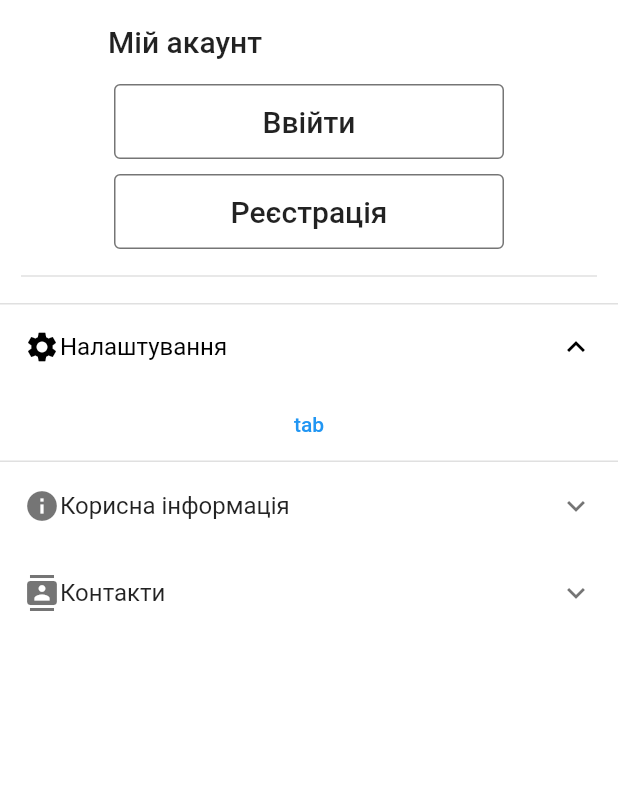
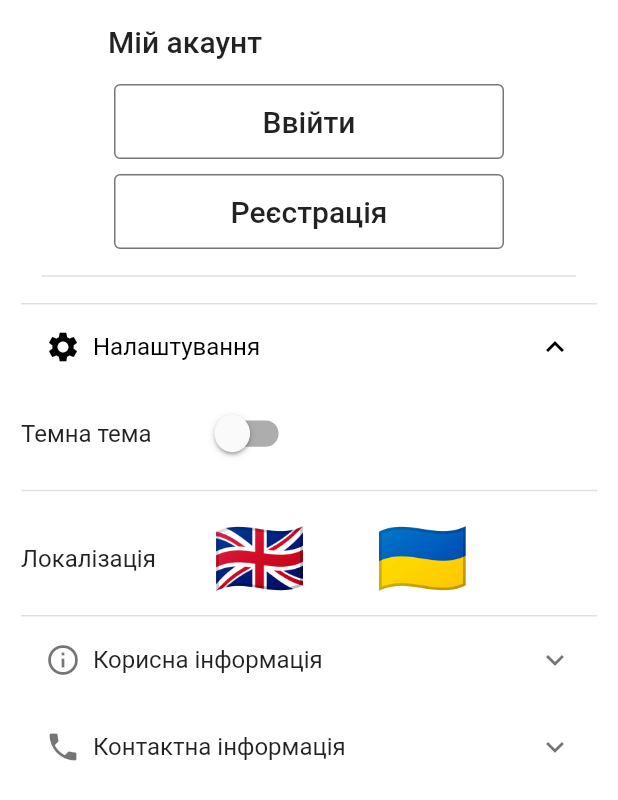
Before and after one commit to OleksandrGai/flutter_shop, a Flutter app: the PersonScreen screen opened directly, after a tap on "Налаштування", on a phone screen of 412 x 824 dp. Shown: the top 800 px of the screen. Run offline on Flutter 3.47's test engine with Material 2 defaults, Android fonts, the phone set to English and light mode, and no system bars; our stand-ins replace bloc, flutter_bloc; Roboto replaces fonts that are missing (Gill Sans).

Commit message:
remade bloc_theme

```diff
--- a/lib/screens/person_screen_directory/person_screen.dart
+++ b/lib/screens/person_screen_directory/person_screen.dart
@@ -1,6 +1,6 @@
 import 'package:flutter/material.dart';
-import 'package:flutter_bloc/flutter_bloc.dart';
-import 'package:flutter_shop_app/state_management/bloc_theme/bloc_theme.dart';
+
+import 'package:flutter_shop_app/widgets/person_screen_widgets/expansion_tile.dart';
 
 class PersonScreen extends StatelessWidget {
 
@@ -10,37 +10,7 @@ class PersonScreen extends StatelessWidget {
 
   @override
   Widget build(BuildContext context) {
-    final List<String> _productsCategory = [
-      'Налаштування',
-      'Корисна інформація',
-      'Контакти',
-    ];
-    final List<IconData> _icons = [
-     Icons.settings,
-      Icons.info,
-      Icons.contacts,
-    ];
-    final List<TextButton> _buttons = [
-      TextButton(
-          onPressed: () {
-            final bloc = context.read<BlocTheme>();
-            bloc.add(BlocThemeTabEvent());
-          },
-          child: const Text('tab')),
-      TextButton(
-          onPressed: () {
-            final bloc = context.read<BlocTheme>();
-            bloc.add(BlocThemeTabEvent());
-          },
-          child: const Text('tab')),
-      TextButton(
-          onPressed: () {
-            final bloc = context.read<BlocTheme>();
-            bloc.add(BlocThemeTabEvent());
-          },
-          child: const Text('tab')),
 
-    ];
     return Scaffold(
       backgroundColor: Colors.transparent,
       appBar: AppBar(
@@ -51,6 +21,8 @@ class PersonScreen extends StatelessWidget {
       ),
       body: SafeArea(
         child: SingleChildScrollView(
+          child: Padding(
+            padding: const EdgeInsets.only(left: 14,right: 14),
             child: Column(
               children: [
                 TextButton(
@@ -93,21 +65,29 @@ class PersonScreen extends StatelessWidget {
                     thickness: 1,
                   ),
                 ),
-              ListView.builder(
-                physics: const NeverScrollableScrollPhysics(),
-                  itemCount: _productsCategory.length,
-                  shrinkWrap: true,
-                  itemBuilder: (context, index) {
-                    return ExpansionTile(
-                      textColor: Theme.of(context).focusColor,
-                      iconColor: Theme.of(context).focusColor,
-                      title: Row(mainAxisAlignment: MainAxisAlignment.start,children: [Icon(_icons[index]), Text(_productsCategory[index])],),
+                const SingleChildScrollView(
+                  child: Column(
                     children: [
-                        _buttons[index],
+                      ExpansionTileWidget(
+                        categoryName: 'Налаштування',
+                        icon: Icons.settings,
+                        detailsWidget: SettingsWidget(),
+                      ),
+                      ExpansionTileWidget(
+                        categoryName: 'Корисна інформація',
+                        icon: Icons.info_outline,
+                        detailsWidget: InformationWidget(),
+                      ),
+                      ExpansionTileWidget(
+                        categoryName: 'Контактна інформація',
+                        icon: Icons.phone,
+                        detailsWidget: ContactsInformationWidget(),
+                      ),
                     ],
-                    );
-                  }),
+                  ),
+                )
               ],
+            ),
           ),
         ),
       ),
--- a/lib/state_management/bloc_theme/bloc_theme.dart
+++ b/lib/state_management/bloc_theme/bloc_theme.dart
@@ -1,19 +1,32 @@
 import 'package:bloc/bloc.dart';
 import 'package:flutter/material.dart';
 
-class BlocTheme extends Bloc<BlocThemeTabEvent, ThemeData> {
-  BlocTheme() : super(appThemeDate[AppTheme.light]!) {
-    on<BlocThemeTabEvent>(
+class SwitchThemeBloc extends Bloc<SwitchThemeEvent, SwitchThemeState> {
+  SwitchThemeBloc() : super(SwitchThemeState(switchValue: false)) {
+    on<SwitchOnDarkThemeEvent>(
       (event, emit) => emit(
-        state == appThemeDate[AppTheme.light]!
-            ? appThemeDate[AppTheme.dark]!
-            : appThemeDate[AppTheme.light]!,
+        SwitchThemeState(switchValue: true),
+      ),
+    );
+    on<SwitchOffDarkThemeEvent>(
+      (event, emit) => emit(
+        SwitchThemeState(switchValue: false),
       ),
     );
   }
 }
 
-class BlocThemeTabEvent {}
+class SwitchThemeEvent {}
+
+class SwitchOnDarkThemeEvent extends SwitchThemeEvent {}
+
+class SwitchOffDarkThemeEvent extends SwitchThemeEvent {}
+
+class SwitchThemeState {
+  SwitchThemeState({required this.switchValue});
+
+  final bool switchValue;
+}
 
 enum AppTheme {
   light,
@@ -35,10 +48,10 @@ final Map<AppTheme, ThemeData> appThemeDate = {
     ),
     textTheme: const TextTheme(
       displayLarge: TextStyle(
-          fontWeight: FontWeight.bold, fontSize: 25, color: Colors.black),
+          fontWeight: FontWeight.bold, fontSize: 35, color: Colors.black),
       displayMedium: TextStyle(
-          fontWeight: FontWeight.bold, fontSize: 15, color: Colors.black),
-      displaySmall: TextStyle(fontSize: 12, color: Colors.black),
+          fontWeight: FontWeight.bold, fontSize: 30, color: Colors.black),
+      displaySmall: TextStyle(fontSize: 15, color: Colors.black),
     ),
     buttonTheme: ButtonThemeData(
       focusColor: Colors.black,
--- /dev/null
+++ b/lib/widgets/person_screen_widgets/expansion_tile.dart
@@ -0,0 +1,199 @@
+import 'package:flutter/material.dart';
+import 'package:flutter_bloc/flutter_bloc.dart';
+import 'package:flutter_shop_app/state_management/bloc_theme/bloc_theme.dart';
+
+class ExpansionTileWidget extends StatelessWidget {
+  const ExpansionTileWidget({
+    super.key,
+    required this.categoryName,
+    required this.icon,
+    required this.detailsWidget,
+  });
+
+  final String categoryName;
+  final IconData icon;
+  final Widget detailsWidget;
+
+  @override
+  Widget build(BuildContext context) {
+    return ExpansionTile(
+      textColor: Theme.of(context).focusColor,
+      iconColor: Theme.of(context).focusColor,
+      title: Row(
+        mainAxisAlignment: MainAxisAlignment.start,
+        children: [
+          Icon(icon),
+          Padding(
+            padding: const EdgeInsets.all(8.0),
+            child: Text(categoryName),
+          ),
+        ],
+      ),
+      children: [
+        detailsWidget,
+      ],
+    );
+  }
+}
+
+class SettingsWidget extends StatelessWidget {
+  const SettingsWidget({super.key});
+
+  @override
+  Widget build(BuildContext context) {
+    return Column(
+      children: [
+        Row(
+          mainAxisAlignment: MainAxisAlignment.start,
+          children: [
+            Text(
+              'Темна тема',
+              style: Theme.of(context).textTheme.titleMedium,
+            ),
+            const SizedBox(
+              width: 30,
+            ),
+            SizedBox(
+              height: 60,
+              width: 70,
+              child: FittedBox(
+                fit: BoxFit.fill,
+                child: Switch(
+                    activeColor: Theme.of(context).focusColor,
+                    value: context.select((SwitchThemeBloc blocTheme) =>
+                        blocTheme.state.switchValue),
+                    onChanged: (newValue) {
+                      newValue
+                          ? context
+                              .read<SwitchThemeBloc>()
+                              .add(SwitchOnDarkThemeEvent())
+                          : context
+                              .read<SwitchThemeBloc>()
+                              .add(SwitchOffDarkThemeEvent());
+                    }),
+              ),
+            ),
+          ],
+        ),
+        Divider(
+          thickness: 1,
+        ),
+        Row(
+          children: [
+            Text(
+              'Локалізація',
+              style: Theme.of(context).textTheme.titleMedium,
+            ),
+            const SizedBox(
+              width: 30,
+            ),
+            TextButton(
+              child: Text(
+                '🇬🇧',
+                style: TextStyle(fontSize: 50),
+              ),
+              onPressed: () {},
+            ),
+            const SizedBox(
+              width: 30,
+            ),
+            TextButton(
+              child: Text(
+                '🇺🇦',
+                style: TextStyle(fontSize: 50),
+              ),
+              onPressed: () {},
+            )
+          ],
+        ),
+      ],
+    );
+  }
+}
+
+class InformationWidget extends StatelessWidget {
+  const InformationWidget({super.key});
+
+  @override
+  Widget build(BuildContext context) {
+    return Column(
+      crossAxisAlignment: CrossAxisAlignment.start,
+      children: [
+        Padding(
+          padding: const EdgeInsets.only(bottom: 17, top: 17),
+          child: Text(
+            'Правила магазину',
+            style: Theme.of(context).textTheme.titleMedium,
+          ),
+        ),
+        const SizedBox(
+          width: 30,
+        ),
+        Divider(
+          thickness: 1,
+        ),
+        Padding(
+          padding: const EdgeInsets.only(bottom: 17, top: 17),
+          child: Text(
+            'Про магазин',
+            style: Theme.of(context).textTheme.titleMedium,
+          ),
+        ),
+        const SizedBox(
+          width: 30,
+        ),
+        Divider(
+          thickness: 1,
+        ),
+        Padding(
+          padding: const EdgeInsets.only(bottom: 17, top: 17),
+          child: Text(
+            'Про додаток',
+            style: Theme.of(context).textTheme.titleMedium,
+          ),
+        ),
+        const SizedBox(
+          width: 30,
+        ),
+      ],
+    );
+  }
+}
+
+class ContactsInformationWidget extends StatelessWidget {
+  const ContactsInformationWidget({super.key});
+
+  @override
+  Widget build(BuildContext context) {
+    return Column(
+      crossAxisAlignment: CrossAxisAlignment.start,
+      children: [
+        Padding(
+          padding: const EdgeInsets.only(bottom: 17, top: 17),
+          child: Text(
+            'Телефон',
+            style: Theme.of(context).textTheme.titleMedium,
+          ),
+        ),
+        const SizedBox(
+          width: 30,
+        ),
+        Divider(
+          thickness: 1,
+        ),
+        Padding(
+          padding: const EdgeInsets.only(bottom: 17, top: 17),
+          child: Text(
+            'Адреса',
+            style: Theme.of(context).textTheme.titleMedium,
+          ),
+        ),
+        const SizedBox(
+          width: 30,
+        ),
+
+
+      ],
+    );
+  }
+}
```
Also changed, not shown: lib/main.dart (+7 -4 lines). Lines whose indentation alone changed are shown as unchanged.
